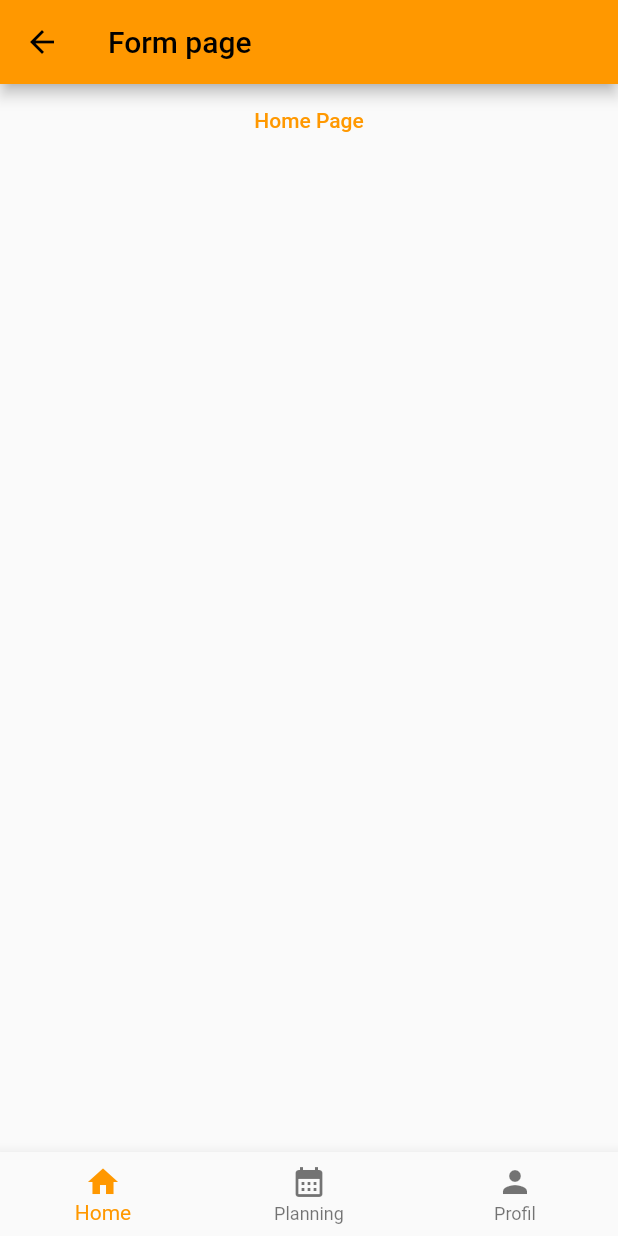
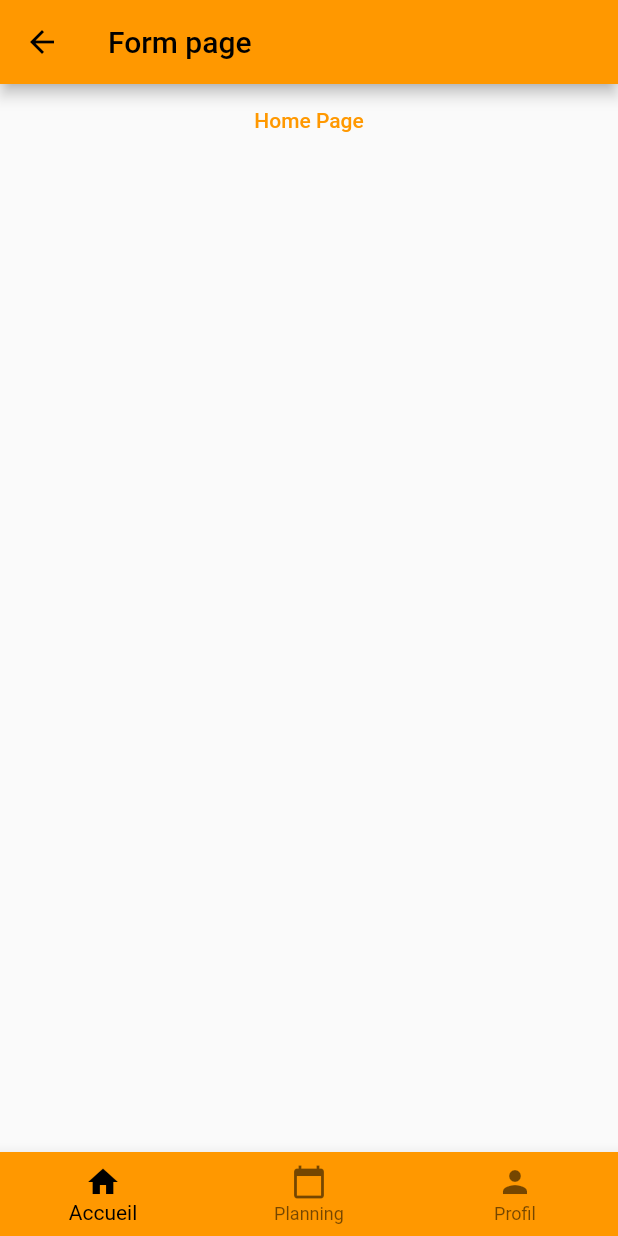
Before and after one commit to Celiian/Chevalhalla, a Flutter app: the HomePage screen opened by its route, on a phone screen of 412 x 824 dp. Run offline on Flutter 3.47's test engine with Material 2 defaults, Android fonts, the phone set to English and light mode, and no system bars; our stand-ins replace conditional_builder_null_safety, datetime_picker_formfield, table_calendar; missing offline and left inert: dart:ffi, modals, mongo_dart.

Commit message:
Ajout du boutton admin sur la bottomBar

```diff
--- a/lib/pages/home.dart
+++ b/lib/pages/home.dart
@@ -47,23 +47,22 @@ class _HomePageState extends State<HomePage> {
         ],
       )),
       bottomNavigationBar: BottomNavigationBar(
+        backgroundColor: Colors.orange,
+        selectedItemColor: Colors.black,
         onTap: onTabTapped,
         currentIndex: _currentIndex, // new
-        items: const [
-          BottomNavigationBarItem(
-            icon: Icon(Icons.home),
-            label: 'Home',
-          ),
-          BottomNavigationBarItem(
-            icon: Icon(Icons.calendar_month),
-            label: 'Planning',
-          ),
-          BottomNavigationBarItem(
-            icon: Icon(Icons.person),
-            label: 'Profil',
-          )
+        items:  [
+          if (User.status == 'admin')...
+          [BottomNavigationBarItem(icon: Icon(Icons.home), label: "Accueil",backgroundColor: Colors.orange,tooltip: "Accueil"),
+            BottomNavigationBarItem(icon: Icon(Icons.calendar_today), label: "Planning",backgroundColor: Colors.orange,tooltip: "Planning"),
+            BottomNavigationBarItem(icon: Icon(Icons.settings), label: "admin",backgroundColor: Colors.orange,tooltip: "admin"),
+            BottomNavigationBarItem(icon: Icon(Icons.person), label: "Profil",backgroundColor: Colors.orange,tooltip: "Profil")]
+          else ...
+          [BottomNavigationBarItem(icon: Icon(Icons.home), label: "Accueil",),
+            BottomNavigationBarItem(icon: Icon(Icons.calendar_today), label: "Planning"),
+            BottomNavigationBarItem(icon: Icon(Icons.person), label: "Profil")]
         ],
-      ),
+    )
     );
   }
 }
```
Also changed, not shown: lib/pages/planning.dart (+12 -13 lines).
